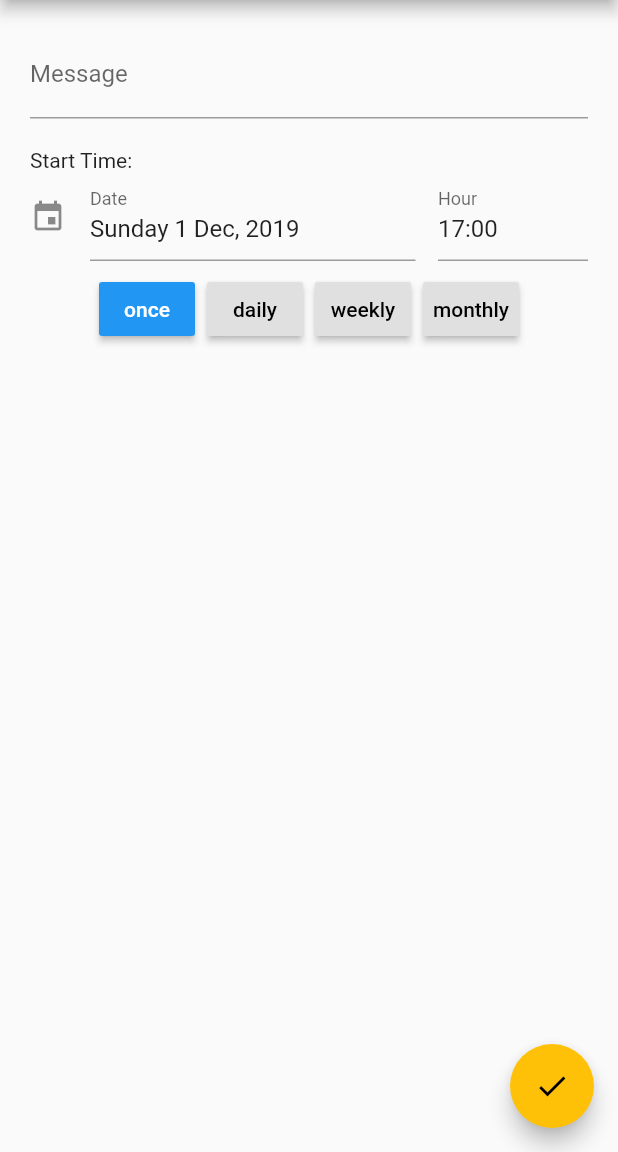
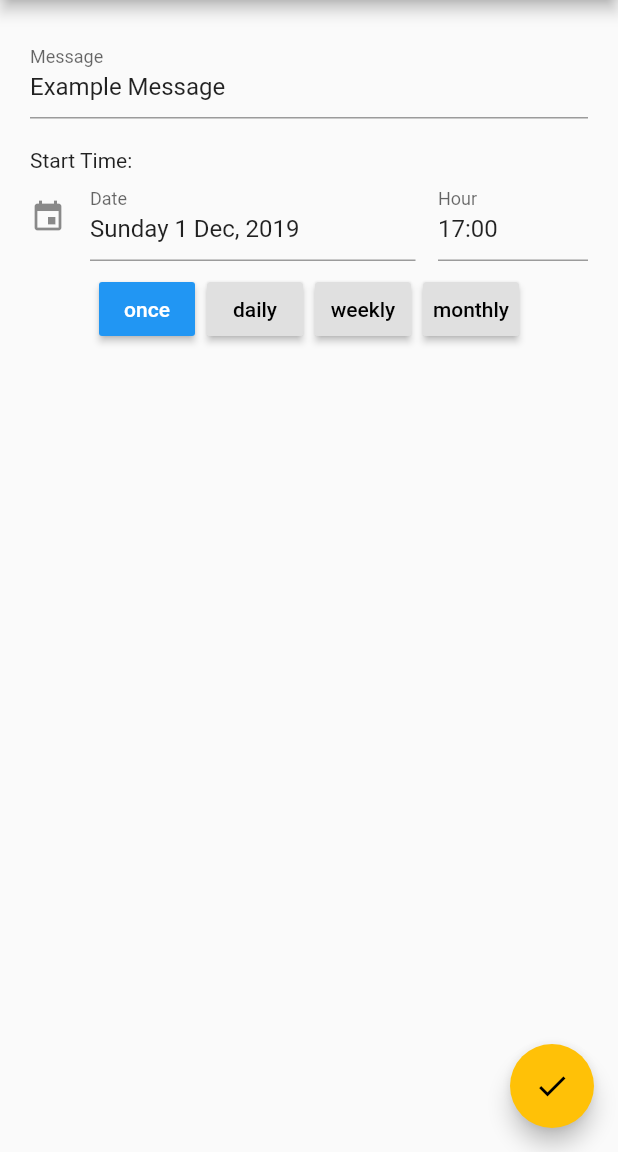
Before and after one commit to JustinHorn/FlutterChallenge, a Flutter app: the screen it shows after launch, after a tap on an icon or button, on a phone screen of 412 x 824 dp, the part 84-1236 px from its top. Run offline on Flutter 3.47's test engine with Material 2 defaults, Android fonts, the phone set to English and light mode, and no system bars; drawn by our look-alikes of date_time_picker; our stand-ins replace sqflite; accounts and stored records are empty.

```diff
--- a/lib/models/reminder.dart
+++ b/lib/models/reminder.dart
@@ -27,9 +27,9 @@ class Reminder {
 
   DateTime getFirstDateTime() {
     String whole = firstDate + " " + time;
-    print(whole);
-    DateTime dt = DateFormat("EEEE dd.MM.yyyy HH:MM").parse(whole);
-    print(dt.toString());
+    DateTime dt =
+        DateFormat("EEEE dd.MM.yyyy HH:mm").parse("Monday 01.12.2019 17:00");
+
     return dt;
   }
 }
--- a/lib/screens/home.dart
+++ b/lib/screens/home.dart
@@ -35,7 +35,7 @@ class _HomePageState extends State<HomePage> {
                   i,
                   "Example Message",
                   Cycle.once,
-                  "Monday 01.12.2020",
+                  "Monday 01.12.2019",
                   "17:00",
                 ),
               ),
--- a/lib/screens/reminder.dart
+++ b/lib/screens/reminder.dart
@@ -2,6 +2,7 @@ import 'package:ReminderApp/models/reminder.dart';
 import 'package:flutter/material.dart';
 import 'package:date_time_picker/date_time_picker.dart';
 import 'package:ReminderApp/cycle.dart';
+import 'dart:math';
 
 class ReminderPage extends StatefulWidget {
   ReminderPage({
@@ -22,6 +23,9 @@ class _ReminderPageState extends State<ReminderPage> {
   DateTime time;
   Cycle _cycle;
 
+  DateTime minimumTime;
+  DateTime maximumTime;
+
   @override
   void initState() {
     super.initState();
@@ -29,10 +33,19 @@ class _ReminderPageState extends State<ReminderPage> {
     _cycle = Cycle.once;
     _message = "";
     time = DateTime.now();
+    minimumTime = time;
+    maximumTime = DateTime(2100);
 
     if (widget.reminder != null) {
       _message = widget.reminder.message;
       time = widget.reminder.getFirstDateTime();
+      if (time.millisecondsSinceEpoch < minimumTime.millisecondsSinceEpoch) {
+        minimumTime = DateTime.fromMillisecondsSinceEpoch(
+            time.millisecondsSinceEpoch - 1);
+        maximumTime = DateTime.fromMillisecondsSinceEpoch(
+            time.millisecondsSinceEpoch + 1);
+      }
+      print(minimumTime.toString());
       _cycle = widget.reminder.cycle;
     }
   }
@@ -58,6 +71,7 @@ class _ReminderPageState extends State<ReminderPage> {
               crossAxisAlignment: CrossAxisAlignment.start,
               children: <Widget>[
                 TextField(
+                  controller: TextEditingController(text: _message),
                   decoration: InputDecoration(labelText: "Message"),
                   onChanged: (value) => _message = value,
                 ),
@@ -71,18 +85,15 @@ class _ReminderPageState extends State<ReminderPage> {
                         type: DateTimePickerType.dateTimeSeparate,
                         dateMask: 'EEEE d MMM, yyyy',
                         initialValue: time.toString(),
-                        firstDate: DateTime.now(),
-                        lastDate: DateTime(2100),
+                        firstDate: minimumTime,
+                        lastDate: maximumTime,
                         icon: Icon(Icons.event),
                         dateLabelText: 'Date',
                         timeLabelText: "Hour",
-                        selectableDayPredicate: (date) {
-                          if (date.weekday == 6 || date.weekday == 7) {
-                            return false;
-                          }
-                          return true;
+                        onChanged: (val) {
+                          time = DateTime.parse(val);
+                          print(time.toString());
                         },
-                        onChanged: (val) => time = DateTime.parse(val),
                       ),
                       ButtonBar(
                           alignment: MainAxisAlignment.center,
@@ -114,7 +125,8 @@ class _ReminderPageState extends State<ReminderPage> {
       floatingActionButton: FloatingActionButton(
         onPressed: () {
           logData();
-          Navigator.pop(context);
+          widget.reminder.getFirstDateTime();
+          //Navigator.pop(context);
         },
         tooltip: 'Create Reminder',
         child: Icon(Icons.check),
```
Also changed, not shown: 2 other files.
